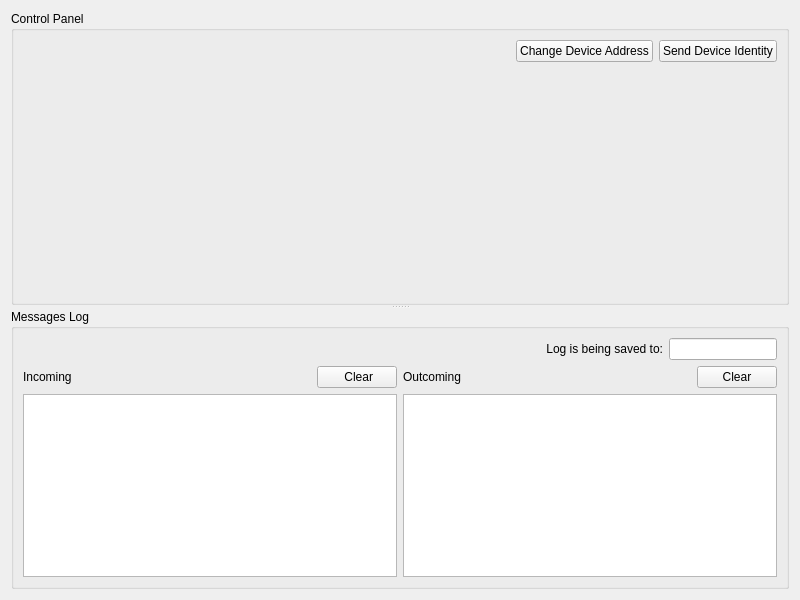
Qt form src/ui/controlpanel.ui (etengabeko/etwas) before a commit.
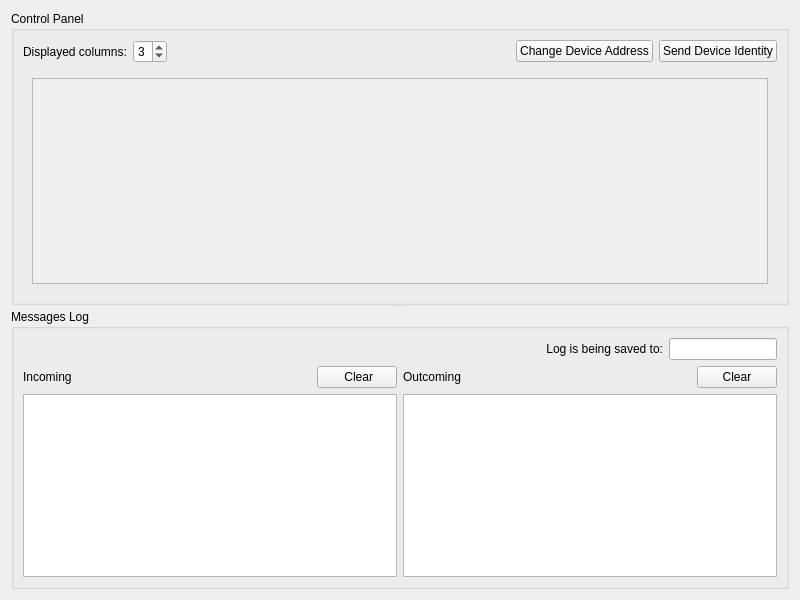
The same form after that commit. The open tabs and pages were chosen to show the change.

```diff
--- a/src/ui/controlpanel.ui
+++ b/src/ui/controlpanel.ui
@@ -35,6 +35,26 @@
       <layout class="QVBoxLayout" name="verticalLayout_2">
        <item>
         <layout class="QHBoxLayout" name="horizontalLayout_3">
+         <item>
+          <widget class="QLabel" name="columnCountLabel">
+           <property name="text">
+            <string>Displayed columns:</string>
+           </property>
+          </widget>
+         </item>
+         <item>
+          <widget class="QSpinBox" name="columnCountSpinBox">
+           <property name="minimum">
+            <number>1</number>
+           </property>
+           <property name="maximum">
+            <number>8</number>
+           </property>
+           <property name="value">
+            <number>3</number>
+           </property>
+          </widget>
+         </item>
          <item>
           <spacer name="horizontalSpacer_2">
            <property name="orientation">
@@ -162,7 +182,27 @@
            </item>
           </layout>
          </widget>
-         <widget class="QWidget" name="workingPage"/>
+         <widget class="QWidget" name="workingPage">
+          <layout class="QVBoxLayout" name="verticalLayout_7">
+           <item>
+            <widget class="QScrollArea" name="controlsScrollArea">
+             <property name="widgetResizable">
+              <bool>true</bool>
+             </property>
+             <widget class="QWidget" name="controlsContentsWidget">
+              <property name="geometry">
+               <rect>
+                <x>0</x>
+                <y>0</y>
+                <width>738</width>
+                <height>204</height>
+               </rect>
+              </property>
+             </widget>
+            </widget>
+           </item>
+          </layout>
+         </widget>
         </widget>
        </item>
       </layout>
```
